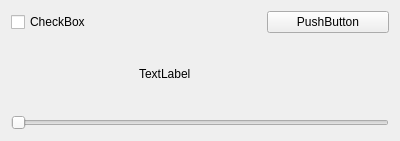
The window that widget.ui (C47D/Qt_PSoC_libUSB) describes before a commit, drawn with Qt 5.
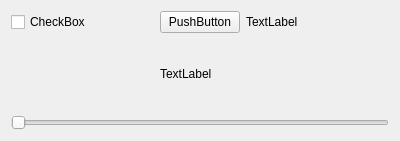
The same window after the commit. Icons and pictures are not drawn.

Commit message: Added label to indicate the connection state

The edit to the form file:
```diff
--- a/widget.ui
+++ b/widget.ui
@@ -58,19 +58,6 @@
      </property>
     </spacer>
    </item>
-   <item row="0" column="1">
-    <spacer name="horizontalSpacer_3">
-     <property name="orientation">
-      <enum>Qt::Horizontal</enum>
-     </property>
-     <property name="sizeHint" stdset="0">
-      <size>
-       <width>40</width>
-       <height>20</height>
-      </size>
-     </property>
-    </spacer>
-   </item>
    <item row="2" column="0" colspan="3">
     <widget class="QSlider" name="density_Slider">
      <property name="orientation">
@@ -78,13 +65,20 @@
      </property>
     </widget>
    </item>
-   <item row="0" column="2">
+   <item row="0" column="1">
     <widget class="QPushButton" name="connect_pB">
      <property name="text">
       <string>PushButton</string>
      </property>
     </widget>
    </item>
+   <item row="0" column="2">
+    <widget class="QLabel" name="state_lbl">
+     <property name="text">
+      <string>TextLabel</string>
+     </property>
+    </widget>
+   </item>
   </layout>
  </widget>
  <layoutdefault spacing="6" margin="11"/>
```
The commit also changes 1 other file.
